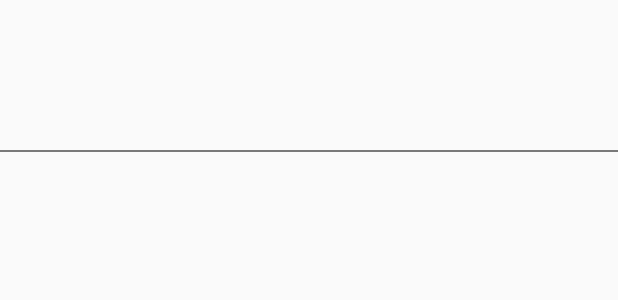
After one commit to simonla/FFmpegDemo, an Android app: the layout item.xml on its own in the app's theme, with its tools: preview values and no code run, on a phone screen of 412 x 824 dp. The commit adds this screen. Shown: the top 300 px of the screen. Run offline under Robolectric (Android 15) with nearby library versions, the phone set to English and light mode, and no system bars.

```diff
--- /dev/null
+++ b/app/src/main/res/layout/item.xml
@@ -0,0 +1,18 @@
+<?xml version="1.0" encoding="utf-8"?>
+<LinearLayout xmlns:android="http://schemas.android.com/apk/res/android"
+    android:layout_width="match_parent"
+    android:layout_height="101dp"
+    android:orientation="vertical">
+
+    <TextView
+        android:id="@+id/tv"
+        android:layout_width="match_parent"
+        android:layout_height="100dp"
+        android:gravity="center"
+        android:textColor="#000"
+        android:textStyle="bold" />
+    <View
+        android:layout_width="match_parent"
+        android:layout_height="1dp"
+        android:background="#83000000" />
+</LinearLayout>
--- a/build.gradle
+++ b/build.gradle
@@ -1,14 +1,14 @@
 // Top-level build file where you can add configuration options common to all sub-projects/modules.
 
 buildscript {
-    ext.kotlin_version = '1.3.21'
+    ext.kotlin_version = '1.3.31'
     repositories {
         google()
         jcenter()
 
     }
     dependencies {
-        classpath 'com.android.tools.build:gradle:3.3.2'
+        classpath 'com.android.tools.build:gradle:3.4.0'
         classpath "org.jetbrains.kotlin:kotlin-gradle-plugin:$kotlin_version"
         // NOTE: Do not place your application dependencies here; they belong
         // in the individual module build.gradle files
```
Also changed, not shown: app/build.gradle (+5 -4 lines), app/src/main/AndroidManifest.xml (+8 -5 lines), app/src/main/java/com/mingyangzeng/ffmpgedemo/MainActivity.kt (+9 -1 lines), app/src/main/java/com/mingyangzeng/ffmpgedemo/VideoListActivity.kt (added, +60 -0 lines), app/src/main/res/layout/activity_video_list.xml (added, +14 -0 lines), gradle/wrapper/gradle-wrapper.properties.
